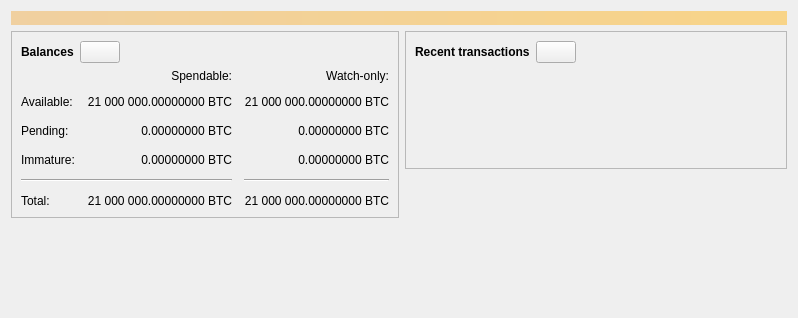
Qt form src/qt/forms/overviewpage.ui (indxcoin/indxcoin) before a commit.
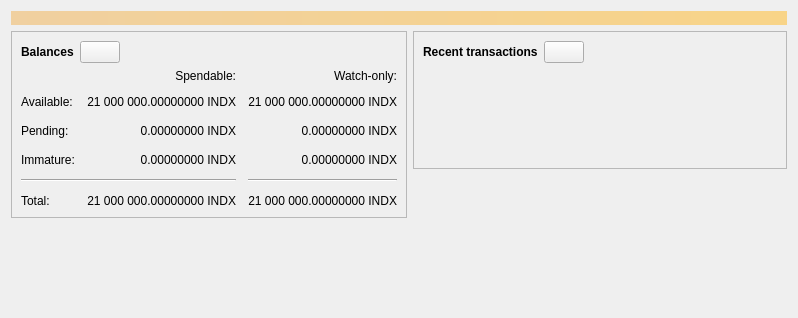
The same form after that commit. Icons and pictures are not drawn. Custom widgets are drawn as their Qt base class.

What changed in the file:
```diff
--- a/src/qt/forms/overviewpage.ui
+++ b/src/qt/forms/overviewpage.ui
@@ -120,7 +120,7 @@
                <string>Unconfirmed transactions to watch-only addresses</string>
               </property>
               <property name="text">
-               <string notr="true">0.00000000 BTC</string>
+               <string notr="true">0.00000000 INDX</string>
               </property>
               <property name="alignment">
                <set>Qt::AlignRight|Qt::AlignTrailing|Qt::AlignVCenter</set>
@@ -139,7 +139,7 @@
                <string>Total of transactions that have yet to be confirmed, and do not yet count toward the spendable balance</string>
               </property>
               <property name="text">
-               <string notr="true">0.00000000 BTC</string>
+               <string notr="true">0.00000000 INDX</string>
               </property>
               <property name="alignment">
                <set>Qt::AlignRight|Qt::AlignTrailing|Qt::AlignVCenter</set>
@@ -158,7 +158,7 @@
                <string>Mined balance in watch-only addresses that has not yet matured</string>
               </property>
               <property name="text">
-               <string notr="true">0.00000000 BTC</string>
+               <string notr="true">0.00000000 INDX</string>
               </property>
               <property name="alignment">
                <set>Qt::AlignRight|Qt::AlignTrailing|Qt::AlignVCenter</set>
@@ -210,7 +210,7 @@
                <string>Mined balance that has not yet matured</string>
               </property>
               <property name="text">
-               <string notr="true">0.00000000 BTC</string>
+               <string notr="true">0.00000000 INDX</string>
               </property>
               <property name="alignment">
                <set>Qt::AlignRight|Qt::AlignTrailing|Qt::AlignVCenter</set>
@@ -249,7 +249,7 @@
                <string>Your current total balance</string>
               </property>
               <property name="text">
-               <string notr="true">21 000 000.00000000 BTC</string>
+               <string notr="true">21 000 000.00000000 INDX</string>
               </property>
               <property name="alignment">
                <set>Qt::AlignRight|Qt::AlignTrailing|Qt::AlignVCenter</set>
@@ -268,7 +268,7 @@
                <string>Current total balance in watch-only addresses</string>
               </property>
               <property name="text">
-               <string notr="true">21 000 000.00000000 BTC</string>
+               <string notr="true">21 000 000.00000000 INDX</string>
               </property>
               <property name="alignment">
                <set>Qt::AlignRight|Qt::AlignTrailing|Qt::AlignVCenter</set>
@@ -304,7 +304,7 @@
                <string>Your current spendable balance</string>
               </property>
               <property name="text">
-               <string notr="true">21 000 000.00000000 BTC</string>
+               <string notr="true">21 000 000.00000000 INDX</string>
               </property>
               <property name="alignment">
                <set>Qt::AlignRight|Qt::AlignTrailing|Qt::AlignVCenter</set>
@@ -323,7 +323,7 @@
                <string>Your current balance in watch-only addresses</string>
               </property>
               <property name="text">
-               <string notr="true">21 000 000.00000000 BTC</string>
+               <string notr="true">21 000 000.00000000 INDX</string>
               </property>
               <property name="alignment">
                <set>Qt::AlignRight|Qt::AlignTrailing|Qt::AlignVCenter</set>
```
